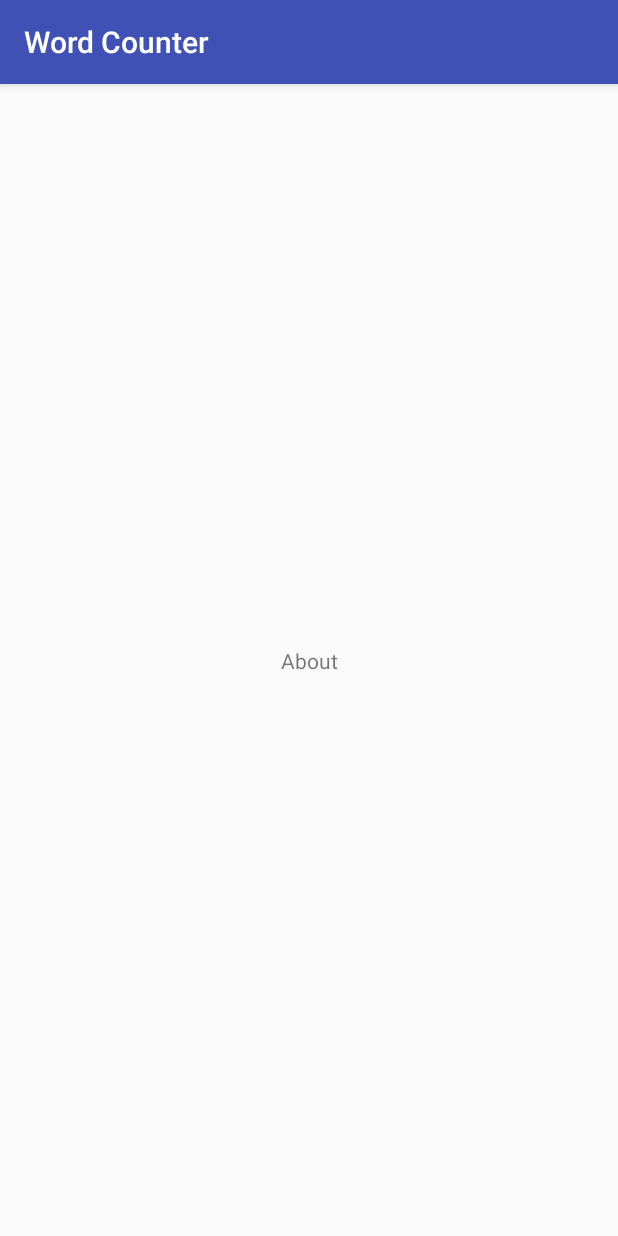
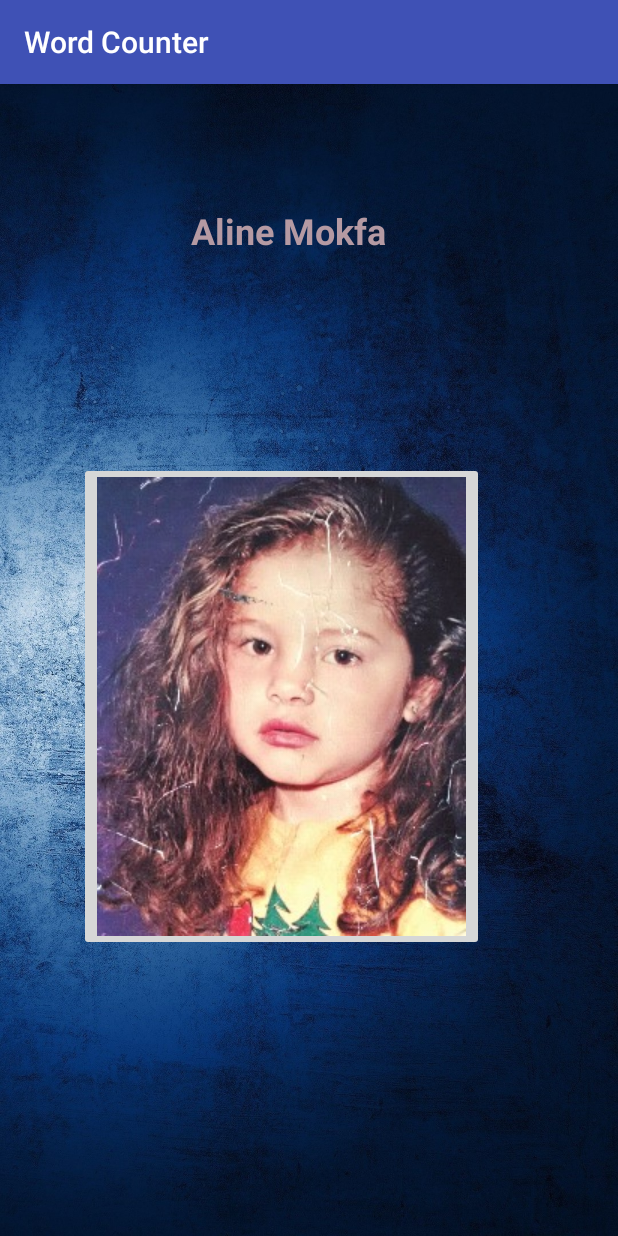
Before and after one commit to 4line-m/week_08__day_2__android__wc2_hw, an Android app: the AboutActivity screen opened directly, with no data from a screen before it, on a phone screen of 412 x 824 dp. Run offline under Robolectric (Android 15) with nearby library versions, the phone set to English and light mode, and no system bars.

Commit message:
added background and picture

```diff
--- a/app/src/main/res/layout/activity_about.xml
+++ b/app/src/main/res/layout/activity_about.xml
@@ -4,20 +4,46 @@
     xmlns:tools="http://schemas.android.com/tools"
     android:layout_width="match_parent"
     android:layout_height="match_parent"
-    tools:context="com.codeclan.example.wordcounter.controllers.AboutActivity">
+    tools:context="com.codeclan.example.wordcounter.controllers.AboutActivity"
+    android:background="@drawable/background">
 
     <TextView
         android:id="@+id/about_activity"
+        android:layout_width="132dp"
+        android:layout_height="36dp"
+        android:layout_marginBottom="8dp"
+        android:layout_marginEnd="8dp"
+        android:layout_marginStart="8dp"
+        android:layout_marginTop="8dp"
+        android:lineSpacingExtra="18sp"
+        android:text="@string/name"
+        android:textAlignment="viewStart"
+        android:textAllCaps="false"
+        android:textColor="@color/colorAccent"
+        android:textSize="24sp"
+        android:textStyle="bold"
+        app:layout_constraintBottom_toBottomOf="parent"
+        app:layout_constraintEnd_toEndOf="parent"
+        app:layout_constraintHorizontal_bias="0.453"
+        app:layout_constraintStart_toStartOf="parent"
+        app:layout_constraintTop_toTopOf="parent"
+        app:layout_constraintVertical_bias="0.102"
+        tools:text="@string/name" />
+
+    <ImageButton
+        android:id="@+id/imageButton3"
         android:layout_width="wrap_content"
         android:layout_height="wrap_content"
         android:layout_marginBottom="8dp"
         android:layout_marginEnd="8dp"
         android:layout_marginStart="8dp"
         android:layout_marginTop="8dp"
-        android:text="@string/about"
         app:layout_constraintBottom_toBottomOf="parent"
         app:layout_constraintEnd_toEndOf="parent"
+        app:layout_constraintHorizontal_bias="0.357"
         app:layout_constraintStart_toStartOf="parent"
-        app:layout_constraintTop_toTopOf="parent"
-        tools:text="@string/about" />
+        app:layout_constraintTop_toBottomOf="@+id/about_activity"
+        app:layout_constraintVertical_bias="0.41"
+        app:srcCompat="@drawable/weealine" />
+
 </android.support.constraint.ConstraintLayout>
--- a/app/src/main/res/layout/activity_count.xml
+++ b/app/src/main/res/layout/activity_count.xml
@@ -4,7 +4,8 @@
     xmlns:tools="http://schemas.android.com/tools"
     android:layout_width="match_parent"
     android:layout_height="match_parent"
-    tools:context="com.codeclan.example.wordcounter.controllers.CountActivity">
+    tools:context="com.codeclan.example.wordcounter.controllers.CountActivity"
+    android:background="@drawable/background">
 
     <TextView
         android:id="@+id/counter"
@@ -16,6 +17,9 @@
         android:layout_marginTop="8dp"
         android:text="Hi"
         android:textAlignment="center"
+        android:textColor="@color/colorAccent"
+        android:textSize="24sp"
+        android:textStyle="bold"
         app:layout_constraintBottom_toBottomOf="parent"
         app:layout_constraintEnd_toEndOf="parent"
         app:layout_constraintStart_toStartOf="parent"
--- a/app/src/main/res/layout/activity_main.xml
+++ b/app/src/main/res/layout/activity_main.xml
@@ -4,13 +4,15 @@
     xmlns:tools="http://schemas.android.com/tools"
     android:orientation="vertical"
     android:layout_width="match_parent"
-    android:layout_height="match_parent">
+    android:layout_height="match_parent"
+    android:background="@drawable/background">
 
     <EditText
         android:id="@+id/text_to_scan"
         android:layout_width="wrap_content"
         android:layout_height="wrap_content"
         android:layout_marginTop="25dp"
+        android:textColor="@color/colorAccent"
         android:textSize="30dp"
         app:layout_constraintLeft_toLeftOf="parent"
         app:layout_constraintRight_toRightOf="parent"
--- a/app/src/main/res/values/colors.xml
+++ b/app/src/main/res/values/colors.xml
@@ -2,5 +2,5 @@
 <resources>
     <color name="colorPrimary">#3F51B5</color>
     <color name="colorPrimaryDark">#303F9F</color>
-    <color name="colorAccent">#FF4081</color>
+    <color name="colorAccent">#b59aa3</color>
 </resources>
--- a/app/src/main/res/values/strings.xml
+++ b/app/src/main/res/values/strings.xml
@@ -8,4 +8,5 @@
     <string name="about">About</string>
     <string name="settings">Settings</string>
     <string name="settings_activity">Feature coming soon</string>
+    <string name="name">Aline Mokfa</string>
 </resources>
```
Also changed, not shown: app/src/main/res/layout/activity_settings.xml (+10 -3 lines), app/src/main/res/drawable/background.jpg (added), app/src/main/res/drawable/pat.jpg (added), app/src/main/res/drawable/weealine.jpg (added).
